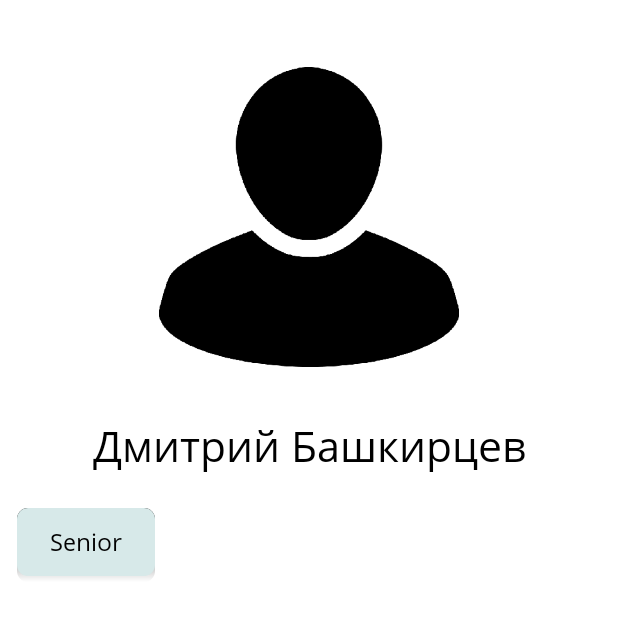
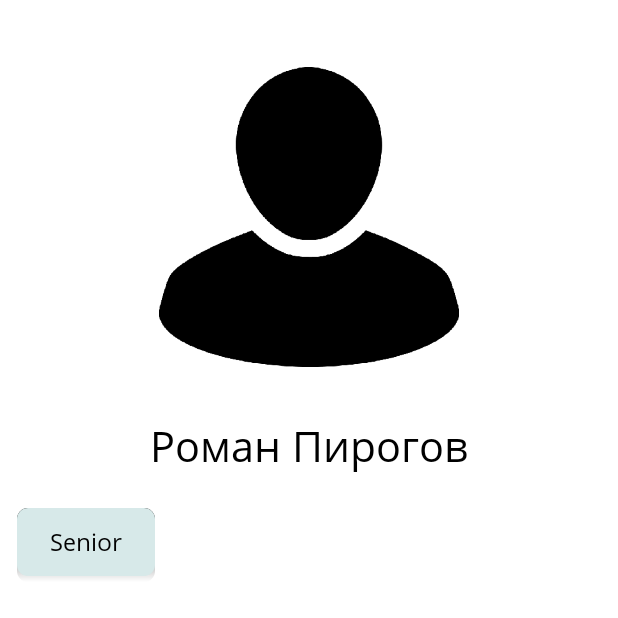
Before and after one commit to Lonti6/Traineeship, an Android app: the fragment ProfileFragment shown on its own in the app's theme, on a phone screen of 412 x 824 dp, the top half of it. Run offline under Robolectric (Android 15) with nearby library versions, the light colour scheme and no system bars; libraries missing offline, so code that uses them is left out: org.apmem.tools; plain views replace FlowLayout; 3 statements that could not run were skipped.

Commit message:
рандомное имя в профиле

```diff
--- a/app/src/main/java/ru/work/trainsheep/ui/profile/ProfileFragment.java
+++ b/app/src/main/java/ru/work/trainsheep/ui/profile/ProfileFragment.java
@@ -39,6 +39,11 @@ public class ProfileFragment extends Fragment{
         List<String> tags = Arrays.asList("Бэкенд", "Angular", "Фронтенд", "Middle", "JavaScript", "HTML", "JQuery", "Angular",
                 "Linux", "Git", "PHP", "Golang", "React Native", "Sass", "React", "C#", ".NET", ".NET Core", "SQL", "python");
 
+        List<String> names = Arrays.asList("Никита Жильцов", "Диана Имранова", "Дмитрий Башкирцев", "Иван Малышев", "Кристина Казакова",
+                "Анна Маркова", "Иван Вешняков", "Полина Попова", "Роман Пирогов", "Вероника Киселева", "Егор Карасев", "София Макарова");
+
+        ((TextView)root.findViewById(R.id.name_user)).setText(names.get((int)(Math.random()*names.size())));
+
         for (int i = 0; i<((int)(Math.random()*7)+3); i++)
         {
             LinearLayout layout = (LinearLayout) LayoutInflater.from(root.getContext()).inflate(R.layout.tag_item, null, false);
```
